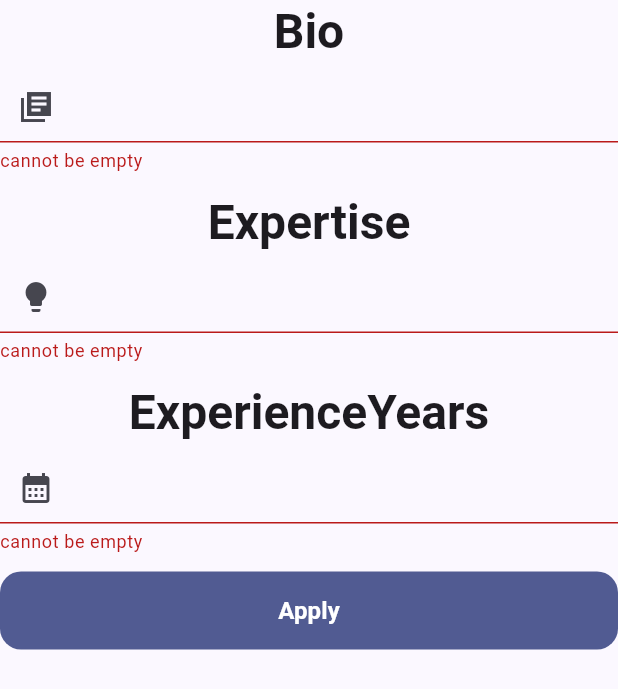
After one commit to Nishantniro/lms_avd, a Flutter app: the ApplyTrainer screen opened by its route, after a tap on "Apply", on a phone screen of 412 x 824 dp. The commit adds this screen. Shown: the top 689 px of the screen. Run offline on Flutter 3.47's test engine with Material 3 defaults, Android fonts, the phone set to English and light mode, and no system bars; our stand-ins replace dartz, dio, flutter_bloc, flutter_secure_storage, freezed_annotation, gap and 6 more; accounts and stored records are empty.

Commit message:
feat:trainer/apply_trainer_page

```diff
--- a/lib/core/route/route_name.dart
+++ b/lib/core/route/route_name.dart
@@ -4,6 +4,8 @@ class RouteName {
   static const String login = "login";
   static const String splash = "splash";
   static const String signup = "signup";
+  static const String applyTrainer = "applyTrainer";
+  static const String trainerProfile = "trainerProfile";
 }
 
 extension Path on String {
--- a/lib/core/route/router.dart
+++ b/lib/core/route/router.dart
@@ -5,6 +5,8 @@ import 'package:lms_adv/features/auth/page/login_page.dart';
 import 'package:lms_adv/features/auth/page/signup_page.dart';
 import 'package:lms_adv/features/auth/page/verify_email.dart';
 import 'package:lms_adv/features/home/pages/home_page.dart';
+import 'package:lms_adv/features/trainer/pages/apply_trainer.dart';
+import 'package:lms_adv/features/trainer/pages/trainer_profile.dart';
 
 class AppRoute {
   static final GoRouter router = GoRouter(
@@ -47,6 +49,20 @@ class AppRoute {
           return SignupPage();
         },
       ),
+      GoRoute(
+        path: RouteName.applyTrainer.path,
+        name: RouteName.applyTrainer,
+        builder: (context, state) {
+          return ApplyTrainer();
+        },
+      ),
+      GoRoute(
+        path: RouteName.trainerProfile.path,
+        name: RouteName.trainerProfile,
+        builder: (context, state) {
+          return TrainerProfile();
+        },
+      ),
     ],
   );
 }
--- /dev/null
+++ b/lib/features/trainer/pages/apply_trainer.dart
@@ -0,0 +1,119 @@
+import 'package:flutter/material.dart';
+import 'package:go_router/go_router.dart';
+import 'package:lms_adv/core/bloc/exports.dart';
+import 'package:lms_adv/core/route/route_name.dart';
+import 'package:lms_adv/core/utils/snackbar_utils.dart';
+import 'package:lms_adv/core/widgets/app_button.dart';
+import 'package:lms_adv/core/widgets/app_text.dart';
+import 'package:lms_adv/core/widgets/custom_text_form.dart';
+import 'package:lms_adv/features/trainer/bloc/trainer_apply/trainer_apply_bloc.dart';
+import 'package:lms_adv/features/trainer/model/apply_trainer_model.dart';
+
+class ApplyTrainer extends StatefulWidget {
+  const ApplyTrainer({super.key});
+
+  @override
+  State<ApplyTrainer> createState() => _ApplyTrainerState();
+}
+
+class _ApplyTrainerState extends State<ApplyTrainer> {
+  final TextEditingController _bio = TextEditingController();
+  final TextEditingController _expertise = TextEditingController();
+  final TextEditingController _experienceYears = TextEditingController();
+  final GlobalKey<FormState> _formkey = GlobalKey<FormState>();
+
+  @override
+  void dispose() {
+    super.dispose();
+    _bio.dispose();
+    _experienceYears.dispose();
+    _expertise.dispose();
+  }
+
+  @override
+  Widget build(BuildContext context) {
+    return Scaffold(
+      body: SafeArea(
+        child: SingleChildScrollView(
+          child: Form(
+            key: _formkey,
+            child: Column(
+              mainAxisAlignment: .start,
+              spacing: 6,
+              children: [
+                AppText("Bio", type: AppTextType.heading),
+                CustomTextForm(
+                  validator: (value) {
+                    if (value == null || value.isEmpty) {
+                      return "cannot be empty";
+                    }
+                    return null;
+                  },
+                  controller: _bio,
+                  prefixIcon: Icon(Icons.library_books_sharp),
+                ),
+                SizedBox(),
+                AppText("Expertise", type: AppTextType.heading),
+                CustomTextForm(
+                  validator: (value) {
+                    if (value == null || value.isEmpty) {
+                      return "cannot be empty";
+                    }
+                    return null;
+                  },
+                  controller: _expertise,
+                  prefixIcon: Icon(Icons.lightbulb),
+                ),
+                SizedBox(),
+                AppText("ExperienceYears", type: AppTextType.heading),
+                CustomTextForm(
+                  validator: (value) {
+                    if (value == null || value.isEmpty) {
+                      return "cannot be empty";
+                    }
+                    return null;
+                  },
+                  controller: _experienceYears,
+                  prefixIcon: Icon(Icons.calendar_month),
+                ),
+                SizedBox(),
+                BlocConsumer<TrainerApplyBloc, TrainerApplyState>(
+                  listener: (context, state) {
+                    state.whenOrNull(
+                      loaded: (msg) {
+                        context.goNamed(RouteName.home);
+                        AppSnackBar.success(context, message: msg);
+                      },
+                      failure: (msg) {
+                        AppSnackBar.error(context, message: msg.toString());
+                      },
+                    );
+                  },
+                  builder: (context, state) {
+                    return AppButton(
+                      text: "Apply",
+                      onPressed: () {
+                        if (_formkey.currentState?.validate() == false) {
+                          return;
+                        }
+                        int experienceYears = int.parse(_experienceYears.text);
+                        final form = ApplyTrainerModel(
+                          bio: _bio.text,
+                          expertise: _expertise.text,
+                          experienceYears: experienceYears,
+                        );
+                        context.read<TrainerApplyBloc>().add(
+                          TrainerApplyEvent.apply(apply: form),
+                        );
+                      },
+                    );
+                  },
+                ),
+              ],
+            ),
+          ),
+        ),
+      ),
+    );
+  }
+}
--- a/lib/features/trainer/repositories/trainer_repository.dart
+++ b/lib/features/trainer/repositories/trainer_repository.dart
@@ -8,14 +8,14 @@ abstract class TrainerRepository {
 }
 
 class TrainerRepositoryimpl implements TrainerRepository {
-  final ApiServices _services;
-  TrainerRepositoryimpl({required this._services});
+  final ApiServices _apiservices;
+  TrainerRepositoryimpl({required this._apiservices});
 
   @override
   FutureEither<String> applyTrainer({
     required ApplyTrainerModel applyModel,
   }) async {
-    return await _services.post(
+    return await _apiservices.post(
       "/trainer/apply/",
       data: applyModel.toMap(),
       fromJson: (json) {
--- a/lib/main.dart
+++ b/lib/main.dart
@@ -8,6 +8,7 @@ import 'package:lms_adv/core/theme/theme_mode.dart';
 import 'package:lms_adv/features/auth/bloc/login/login_bloc.dart';
 import 'package:lms_adv/features/auth/bloc/signup/signup_bloc.dart';
 import 'package:lms_adv/features/auth/bloc/verify_email/verify_email_bloc.dart';
+import 'package:lms_adv/features/trainer/bloc/trainer_apply/trainer_apply_bloc.dart';
 
 void main() {
   init();
@@ -26,6 +27,7 @@ class MyApp extends StatelessWidget {
         BlocProvider(create: (context) => sl<GatekeeperCubit>()),
         BlocProvider(create: (context) => sl<SignupBloc>()),
         BlocProvider(create: (context) => sl<VerifyEmailBloc>()),
+        BlocProvider(create: (context) => sl<TrainerApplyBloc>()),
       ],
       child: MaterialApp.router(
         title: 'LMS Advance',
```
Also changed, not shown: lib/core/di/di_init.dart (+7 -0 lines), lib/features/home/pages/home_page.dart (+9 -3 lines), lib/features/trainer/pages/trainer_profile.dart (added, +15 -0 lines).
